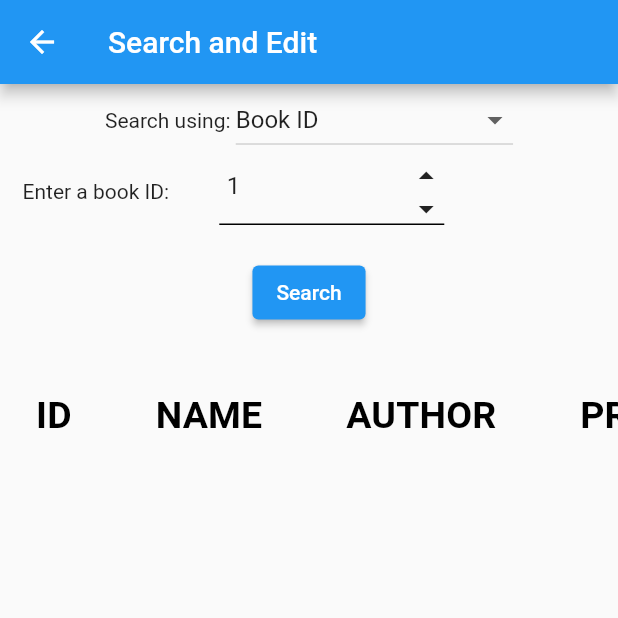
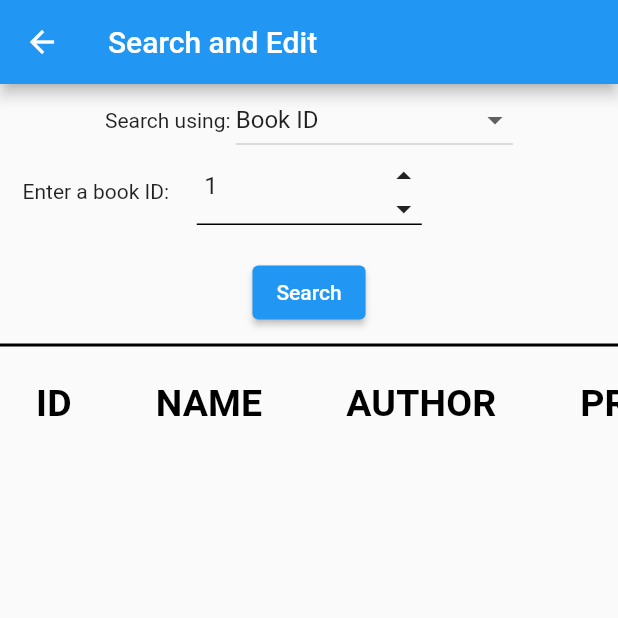
Before and after one commit to key292sol/flutter-book-store-management-system, a Flutter app: the SearchBookScreen screen opened directly, on a phone screen of 412 x 824 dp, the top half of it. Run offline on Flutter 3.47's test engine with Material 2 defaults, Android fonts, the phone set to English and light mode, and no system bars.

Commit message:
Added a side label to IntNumberInputField

```diff
--- a/lib/ui/SearchBookScreen.dart
+++ b/lib/ui/SearchBookScreen.dart
@@ -74,6 +74,16 @@ class _SearchBookScreenState extends State<SearchBookScreen> {
     });
   }
 
+  Widget getSeparator() {
+    return Container(
+      padding: EdgeInsets.symmetric(horizontal: 0, vertical: 10),
+      child: Container(
+        padding: EdgeInsets.all(1),
+        color: Colors.black,
+      ),
+    );
+  }
+
   Widget getBookIdSearchUI() {
     EdgeInsets insets = EdgeInsets.symmetric(horizontal: 15, vertical: 1);
     EdgeInsets buttonInsets = EdgeInsets.only(top: 20);
@@ -82,20 +92,10 @@ class _SearchBookScreenState extends State<SearchBookScreen> {
 
     return Column(
       children: [
-
-
-        Container(
-          child: Row(
-            children: [
-              Padding(
-                padding: insets,
-                child: Text(
-                  "Enter a book ID: "
-                )
-              ),
         Padding(
           padding: insets,
           child: IntNumberInputField(
+            sideLabel: "Enter a book ID: ",
             minValue: AllBooks.getFirstBookId(),
             maxValue: AllBooks.getLastBookId(),
             value: this._bookId,
@@ -104,23 +104,6 @@ class _SearchBookScreenState extends State<SearchBookScreen> {
             },
           ),
         ),
-            ],
-          ),
-        ),
-
-
-
-        /* Padding(
-          padding: insets,
-          child: TextField(
-            controller: _inputsControllers["bookId"],
-            decoration: new InputDecoration(labelText: "Enter book ID"),
-            keyboardType: TextInputType.number,
-            inputFormatters: [
-              FilteringTextInputFormatter.digitsOnly
-            ],
-          ),
-        ), */
 
         Padding(
           padding: buttonInsets,
@@ -205,7 +188,8 @@ class _SearchBookScreenState extends State<SearchBookScreen> {
             child: _searchInputUI,
           ),
 
-          Padding(padding: EdgeInsets.only(top: 30)),
+          // Padding(padding: EdgeInsets.only(top: 30)),
+          getSeparator(),
 
           SingleChildScrollView(
             scrollDirection: Axis.horizontal,
--- a/lib/ui/custom_widgets/IntNumberInputField.dart
+++ b/lib/ui/custom_widgets/IntNumberInputField.dart
@@ -5,6 +5,9 @@ class IntNumberInputField extends StatefulWidget {
   int minValue, maxValue, value, step;
   double width;
   bool editEnabled;
+  String sideLabel;
+  TextStyle sideLabelTextStyle;
+  double spaceAfterLabel;
   final ValueChanged<int>? onValueChanged;
   final _IntNumberInputFieldState _myState = _IntNumberInputFieldState();
 
@@ -17,6 +20,9 @@ class IntNumberInputField extends StatefulWidget {
     this.onValueChanged,
     this.width = 150,
     this.editEnabled = true,
+    this.sideLabel = "",
+    this.sideLabelTextStyle = const TextStyle(),
+    this.spaceAfterLabel = 15
   }) : super(key: key);
 
   int getValue() {
@@ -83,12 +89,22 @@ class _IntNumberInputFieldState extends State<IntNumberInputField> {
   }
 
 
-
   @override
   Widget build(BuildContext context) {
     EdgeInsets horInset = EdgeInsets.symmetric(horizontal: 0, vertical: 0);
 
-    return SizedBox(
+    return Container(
+      child: Row(
+        children: [
+          Container(
+            padding: EdgeInsets.only(right: widget.spaceAfterLabel),
+            child: Text(
+              widget.sideLabel,
+              style: widget.sideLabelTextStyle,
+            ),
+          ),
+
+          SizedBox(
             width: widget.width,
             height: 45,
             child: Container(
@@ -160,6 +176,10 @@ class _IntNumberInputFieldState extends State<IntNumberInputField> {
                 ],
               )
             )
+          )
+
+        ],
+      ),
     );
   }
 }
```
Also changed, not shown: lib/ui/EditBookScreen.dart (+13 -12 lines), lib/ui/RemoveBookScreen.dart (+2 -15 lines), lib/ui/SellBookScreen.dart (+4 -16 lines). Lines whose indentation alone changed are shown as unchanged.
